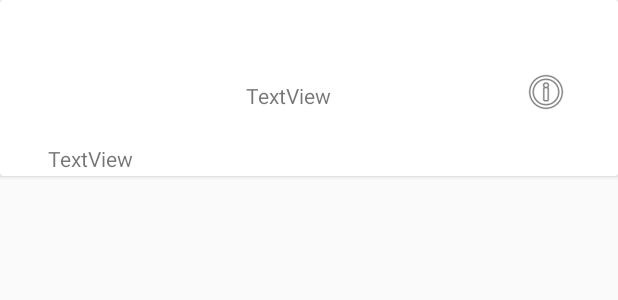
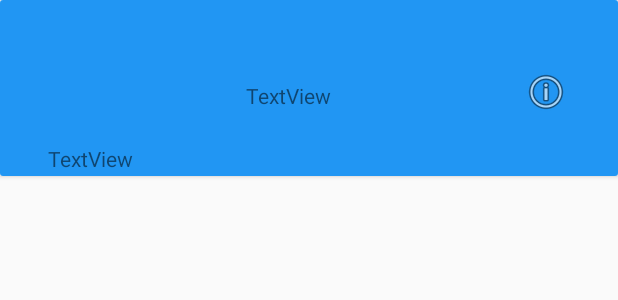
Before and after one commit to alsalamcse/jwadtask, an Android app: the layout taskitem.xml on its own in the app's theme, with its tools: preview values and no code run, on a phone screen of 412 x 824 dp. Shown: the top 300 px of the screen. Run offline under Robolectric (Android 15) with nearby library versions, the phone set to English and light mode, and no system bars.

```diff
--- a/app/src/main/java/data/TasksAdapter.java
+++ b/app/src/main/java/data/TasksAdapter.java
@@ -33,7 +33,7 @@ public class TasksAdapter extends ArrayAdapter<Mytask> {
 
     public View getView(int position, @Nullable View convertView, @NonNull ViewGroup parent)
     {
-        View vitem= LayoutInflater.from(getContext()).inflate(R.layout.taskitem,parent,true);
+        View vitem= LayoutInflater.from(getContext()).inflate(R.layout.taskitem,parent,false);
         TextView tvTitle=vitem.findViewById(R.id.itmTvSubject);
         TextView tvsubject=vitem.findViewById(R.id.itmTvSubject);
         ImageView tvimage=vitem.findViewById(R.id.itmImdInfo);
--- a/app/src/main/res/layout/taskitem.xml
+++ b/app/src/main/res/layout/taskitem.xml
@@ -10,7 +10,8 @@
 
         <RelativeLayout
             android:layout_width="match_parent"
-            android:layout_height="290dp">
+            android:layout_height="290dp"
+            android:background="#2196F3">
 
             <TextView
                 android:id="@+id/itmTVTitle"
```
